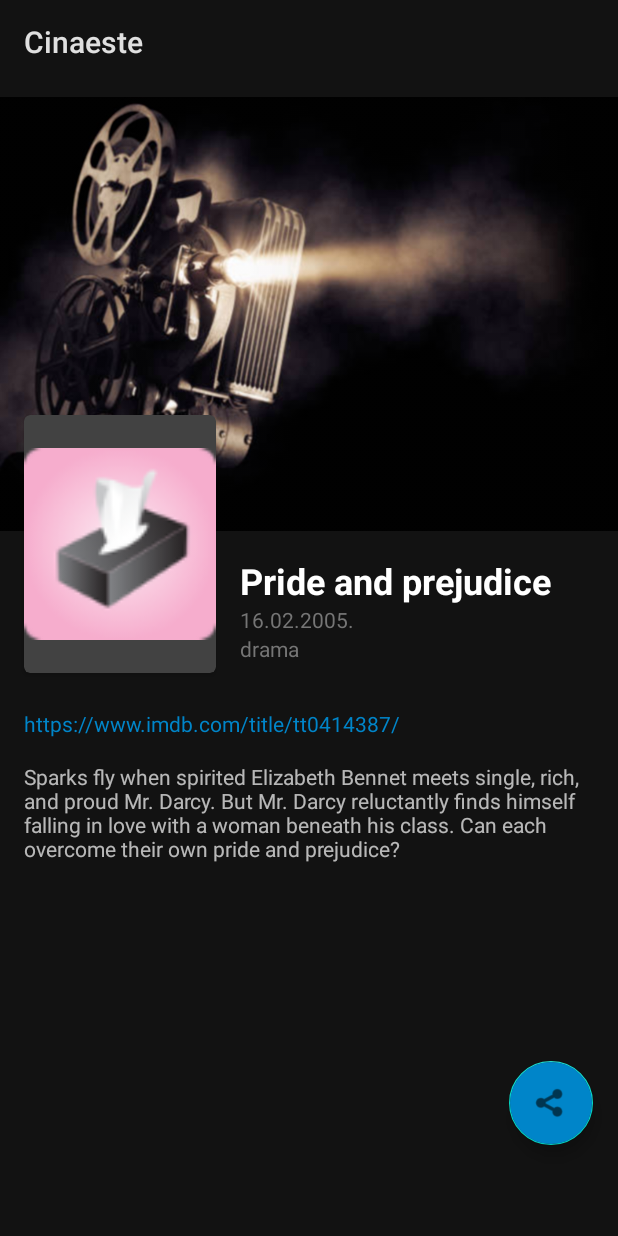
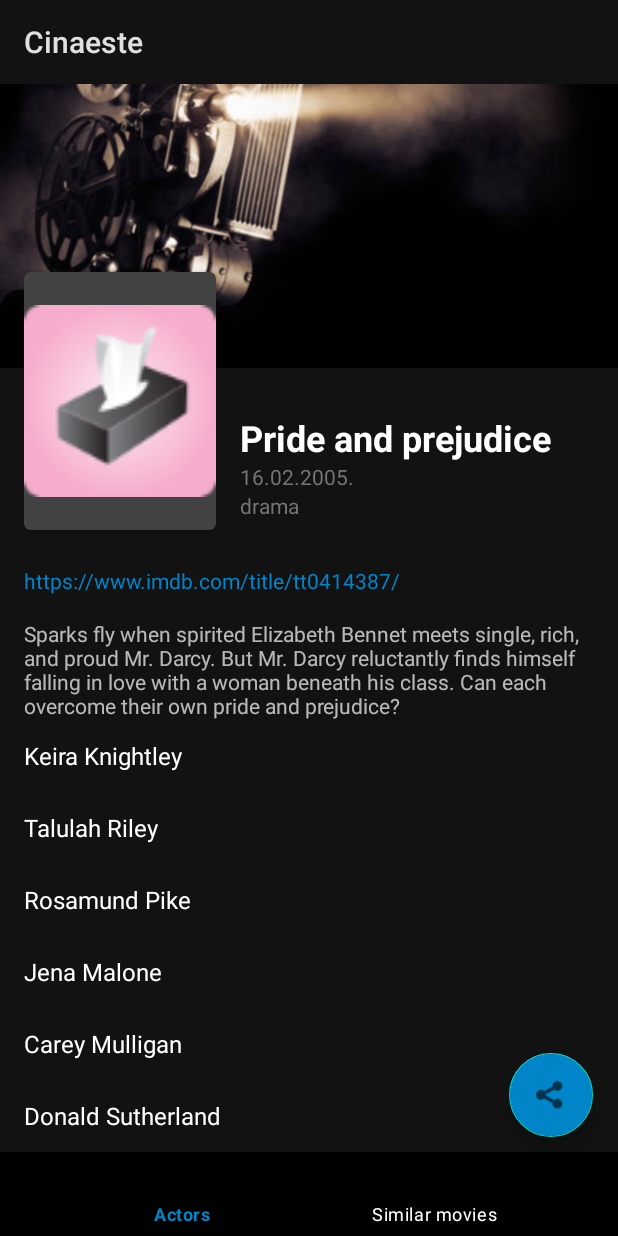
Before and after one commit to NaidaNozic/Movie-App-RMA, an Android app: the screen it shows after launch (MovieDetailActivity), after a tap on "Pride and prejudice", on a phone screen of 412 x 824 dp. Run offline under Robolectric (Android 15) with nearby library versions, the phone set to English and light mode, and no system bars.

Commit message:
ZSR uradjen

```diff
--- a/app/src/main/java/com/example/myfirstapplication/MovieDetailActivity.kt
+++ b/app/src/main/java/com/example/myfirstapplication/MovieDetailActivity.kt
@@ -8,11 +8,16 @@ import android.os.Bundle
 import android.widget.ImageView
 import android.widget.TextView
 import androidx.appcompat.app.AppCompatActivity
+import androidx.fragment.app.Fragment
 import com.example.myfirstapplication.data.Movie
+import com.example.myfirstapplication.view.*
 import com.example.myfirstapplication.viewmodel.MovieDetailViewModel
+import com.google.android.material.bottomnavigation.BottomNavigationView
 import com.google.android.material.floatingactionbutton.FloatingActionButton
+import com.google.android.material.navigation.NavigationBarView
 
 class MovieDetailActivity : AppCompatActivity() {
+    private lateinit var bottomNavigation: BottomNavigationView
     private var movieDetailViewModel = MovieDetailViewModel()
     private lateinit var movie: Movie
     private lateinit var title : TextView
@@ -23,9 +28,29 @@ class MovieDetailActivity : AppCompatActivity() {
     private lateinit var poster : ImageView
     private lateinit var shareButton: FloatingActionButton
 
+    //Listener za click
+    private val  mOnItemSelectedListener =  NavigationBarView.OnItemSelectedListener{ item ->
+        when (item.itemId) {
+            R.id.navigation_actors -> {
+                val actorsFragment = ActorsFragment(movie.title)
+                openFragment(actorsFragment)
+                return@OnItemSelectedListener true
+            }
+            R.id.navigation_similar_movies -> {
+                val similarFragment = SimilarMoviesFragment(movie.title)
+                openFragment(similarFragment)
+                return@OnItemSelectedListener true
+            }
+        }
+        false
+    }
+
     override fun onCreate(savedInstanceState: Bundle?) {
         super.onCreate(savedInstanceState)
         setContentView(R.layout.activity_movie_detail)
+
+        //navigation
+        bottomNavigation = findViewById(R.id.navigation)
 
         title = findViewById(R.id.movie_title)
         overview = findViewById(R.id.movie_overview)
@@ -33,7 +58,9 @@ class MovieDetailActivity : AppCompatActivity() {
         genre = findViewById(R.id.movie_genre)
         poster = findViewById(R.id.movie_poster)
         website = findViewById(R.id.movie_website)
-        shareButton = findViewById(R.id.shareButton)//dodano
+        shareButton = findViewById(R.id.shareButton)
+
+
         website.setOnClickListener{ //Potrebno je napraviti da se pokrene web preglednik kada se klikne na link web stranice filma
             // i da se učita navedena stranica.
             showWebsite()
@@ -51,6 +78,10 @@ class MovieDetailActivity : AppCompatActivity() {
         } else {
             finish()
         }
+
+        bottomNavigation.setOnItemSelectedListener(mOnItemSelectedListener)
+        //Defaultni fragment
+        bottomNavigation.selectedItemId= R.id.navigation_actors
     }
     private fun shareOverview(){
         val intent = Intent().apply {
@@ -101,5 +132,11 @@ class MovieDetailActivity : AppCompatActivity() {
             .getIdentifier("picture1", "drawable", context.packageName)
         poster.setImageResource(id)
     }
+    private fun openFragment(fragment: Fragment) {
+        val transaction = supportFragmentManager.beginTransaction()
+        transaction.replace(R.id.actorsSimilarMoviesFrameLayout, fragment)
+        transaction.addToBackStack(null)
+        transaction.commit()
+    }
 
 }
--- /dev/null
+++ b/app/src/main/java/com/example/myfirstapplication/data/ActorsRepository.kt
@@ -0,0 +1,10 @@
+package com.example.myfirstapplication.data
+
+object ActorsRepository {
+    fun getActors():Map<String,List<String>>{
+        return actors()
+    }
+    fun getSimilarMovies():Map<String,List<String>>{
+        return similarMovies()
+    }
+}
--- a/app/src/main/java/com/example/myfirstapplication/data/MovieStaticData.kt
+++ b/app/src/main/java/com/example/myfirstapplication/data/MovieStaticData.kt
@@ -57,3 +57,18 @@ fun recentMovies(): List<Movie> {
             "family")
     )
 }
+fun actors():Map<String,List<String>>{
+    return mapOf("Pride and prejudice" to listOf("Keira Knightley","Talulah Riley","Rosamund Pike","Jena Malone","Carey Mulligan","Donald Sutherland"),
+                 "Pulp Fiction" to listOf("Tim Roth","Amanda Plummer","Laura Lovelace","John Travolta","Samuel L. Jackson","Phil LaMarr"),
+                 "The Lord of the Rings" to listOf("Alan Howard","Noel Appleby","Sean Astin","Sala Baker","Sean Bean","Cate Blanchett"),
+                 "Serenity" to listOf("Nathan Fillion","Gina Torres","Alan Tudyk","Morena Baccarin","Adam Baldwin","Jewel Staite"),
+                 "Shaun of the Dead" to listOf("Simon Pegg","Kate Ashfield","Nick Frost","Lucy Davis","Dylan Moran"),
+                 "Watchmen" to listOf("Malin Akerman", "Billy Crudup","Matthew Goode","Jackie Earle Haley")
+    )
+}
+fun similarMovies():Map<String,List<String>>{
+    return mapOf("Pride and prejudice" to listOf("Emma","Sense and Sensibility","Love & Friendship","Mansfield Park"),
+                  "Pulp Fiction" to listOf("The Killing","From Dusk till Dawn","Get Shorty"),
+                  "The Lord of the Rings" to listOf("The Chronicles of Narnia Series","King Arthur: Legend of the Sword","The Monkey King Series","Harry Potter Series"),
+                  "Serenity" to listOf("Firefly","The Fifth Element","Farscape","Riddick"))
+}
--- /dev/null
+++ b/app/src/main/java/com/example/myfirstapplication/view/ActorsFragment.kt
@@ -0,0 +1,25 @@
+package com.example.myfirstapplication.view
+
+import android.os.Bundle
+import android.view.LayoutInflater
+import android.view.View
+import android.view.ViewGroup
+import androidx.fragment.app.Fragment
+import androidx.recyclerview.widget.LinearLayoutManager
+import androidx.recyclerview.widget.RecyclerView
+import com.example.myfirstapplication.R
+import com.example.myfirstapplication.viewmodel.MovieDetailViewModel
+
+class ActorsFragment(name: String): Fragment() {
+    private lateinit var actors: RecyclerView
+    private var movieDetailViewModel = MovieDetailViewModel()
+    private var movieTitle: String=name
+
+    override fun onCreateView(inflater: LayoutInflater, container: ViewGroup?, savedInstanceState: Bundle?): View? {
+        var view = inflater.inflate(R.layout.actors_fragment, container, false)
+        actors = view.findViewById(R.id.actorsRecyclerView)
+        actors.layoutManager =  LinearLayoutManager(activity)
+        actors.adapter=StringAdapter(movieDetailViewModel.getActorsByMovie(movieTitle))
+        return view;
+    }
+}
--- /dev/null
+++ b/app/src/main/java/com/example/myfirstapplication/view/SimilarMoviesFragment.kt
@@ -0,0 +1,25 @@
+package com.example.myfirstapplication.view
+
+import android.os.Bundle
+import android.view.LayoutInflater
+import android.view.View
+import android.view.ViewGroup
+import androidx.fragment.app.Fragment
+import androidx.recyclerview.widget.LinearLayoutManager
+import androidx.recyclerview.widget.RecyclerView
+import com.example.myfirstapplication.R
+import com.example.myfirstapplication.viewmodel.MovieDetailViewModel
+
+class SimilarMoviesFragment(name:String): Fragment() {
+    private lateinit var similarMovies: RecyclerView
+    private var movieDetailViewModel = MovieDetailViewModel()
+    private var movieTitle: String=name
+
+    override fun onCreateView(inflater: LayoutInflater, container: ViewGroup?, savedInstanceState: Bundle?): View? {
+        var view = inflater.inflate(R.layout.similar_movies_fragment, container, false)
+        similarMovies = view.findViewById(R.id.similarRecyclerView)
+        similarMovies.layoutManager =  LinearLayoutManager(activity)
+        similarMovies.adapter=StringAdapter(movieDetailViewModel.getSimilarByMovie(movieTitle))
+        return view;
+    }
+}
--- /dev/null
+++ b/app/src/main/java/com/example/myfirstapplication/view/StringAdapter.kt
@@ -0,0 +1,30 @@
+package com.example.myfirstapplication.view
+
+import android.view.LayoutInflater
+import android.view.View
+import android.view.ViewGroup
+import android.widget.TextView
+import androidx.recyclerview.widget.RecyclerView
+
+
+class StringAdapter(lista: List<String>) : RecyclerView.Adapter<StringAdapter.SimpleViewHolder>() {
+
+    var lista = lista
+
+    inner class SimpleViewHolder(itemView: View) : RecyclerView.ViewHolder(itemView) {
+        val textElement = itemView.findViewById<TextView>(android.R.id.text1)
+    }
+
+    override fun onCreateViewHolder(parent: ViewGroup, viewType: Int): SimpleViewHolder {
+        val view = LayoutInflater.from(parent.context).inflate(android.R.layout.simple_list_item_1, parent, false)
+        return SimpleViewHolder(view)
+    }
+
+    override fun getItemCount(): Int {
+        return lista.size
+    }
+
+    override fun onBindViewHolder(holder: SimpleViewHolder, position: Int) {
+        holder.textElement.text=lista[position]
+    }
+}
--- a/app/src/main/java/com/example/myfirstapplication/viewmodel/MovieDetailViewModel.kt
+++ b/app/src/main/java/com/example/myfirstapplication/viewmodel/MovieDetailViewModel.kt
@@ -1,6 +1,7 @@
 package com.example.myfirstapplication.viewmodel
 
 
+import com.example.myfirstapplication.data.ActorsRepository
 import com.example.myfirstapplication.data.Movie
 import com.example.myfirstapplication.data.MovieRepository
 
@@ -16,4 +17,12 @@ class MovieDetailViewModel {
         //ako film ne postoji vratimo testni
         return movie ?: Movie(0, "Test", "Test", "Test", "Test", "Test")
     }
+    fun getActorsByMovie(name:String):List<String>{
+        var actors: Map<String,List<String>> = ActorsRepository.getActors()
+        return actors?.get(name)?: emptyList()
+    }
+    fun getSimilarByMovie(name:String):List<String>{
+        var similar:Map<String,List<String>> = ActorsRepository.getSimilarMovies()
+        return similar?.get(name)?: emptyList()
+    }
 }
--- a/app/src/main/res/layout/activity_movie_detail.xml
+++ b/app/src/main/res/layout/activity_movie_detail.xml
@@ -1,11 +1,20 @@
 <?xml version="1.0" encoding="utf-8"?>
-<androidx.core.widget.NestedScrollView
+<androidx.constraintlayout.widget.ConstraintLayout
     xmlns:android="http://schemas.android.com/apk/res/android"
     xmlns:app="http://schemas.android.com/apk/res-auto"
     xmlns:tools="http://schemas.android.com/tools"
     android:layout_width="match_parent"
-    android:layout_height="match_parent"
+    android:layout_height="match_parent">
+
+<androidx.core.widget.NestedScrollView
+    android:layout_width="match_parent"
+    android:layout_height="0dp"
+    app:layout_constraintTop_toTopOf="parent"
+    app:layout_constraintBottom_toTopOf="@id/navigation"
+    app:layout_constraintStart_toStartOf="parent"
+    app:layout_constraintEnd_toEndOf="parent"
     android:fillViewport="true">
+
     <androidx.constraintlayout.widget.ConstraintLayout
         android:layout_width="match_parent"
         android:layout_height="wrap_content">
@@ -95,6 +104,19 @@
             app:layout_constraintStart_toStartOf="parent"
             app:layout_constraintTop_toBottomOf="@+id/movie_poster_title_barrier"
             tools:textSize="16sp" />
+
+
+        <FrameLayout
+            android:id="@+id/actorsSimilarMoviesFrameLayout"
+            android:layout_width="match_parent"
+            android:layout_height="wrap_content"
+            app:layout_constraintTop_toBottomOf="@id/movie_overview"
+            app:layout_constraintEnd_toEndOf="parent"
+            app:layout_constraintStart_toStartOf="parent"
+            ></FrameLayout>
+    </androidx.constraintlayout.widget.ConstraintLayout>
+</androidx.core.widget.NestedScrollView>
+
    <com.google.android.material.floatingactionbutton.FloatingActionButton
       android:id="@+id/shareButton"
       android:layout_width="wrap_content"
@@ -109,6 +131,21 @@
       app:layout_constraintEnd_toEndOf="parent"
       app:layout_constraintHorizontal_bias="0.0"
       app:layout_constraintStart_toStartOf="parent"
-            app:layout_constraintTop_toBottomOf="@+id/movie_overview" />
+      app:layout_constraintBottom_toTopOf="@id/navigation"
+      android:layout_marginBottom="10dp" />
+
+    <com.google.android.material.bottomnavigation.BottomNavigationView
+        android:id="@+id/navigation"
+        android:layout_width="0dp"
+        android:layout_height="wrap_content"
+        app:itemBackground="@color/primaryDarkColor"
+        android:background="@color/primaryDarkColor"
+        app:itemIconTint="@color/navigation_selected"
+        app:itemTextColor="@color/navigation_selected"
+        app:layout_constraintBottom_toBottomOf="parent"
+        app:layout_constraintEnd_toEndOf="parent"
+        app:layout_constraintStart_toStartOf="parent"
+        app:layout_constraintTop_toTopOf="parent"
+        app:layout_constraintVertical_bias="1.0"
+        app:menu="@menu/actors_similar_movies" />
 </androidx.constraintlayout.widget.ConstraintLayout>
-</androidx.core.widget.NestedScrollView>
--- /dev/null
+++ b/app/src/main/res/layout/actors_fragment.xml
@@ -0,0 +1,18 @@
+<?xml version="1.0" encoding="utf-8"?>
+<androidx.constraintlayout.widget.ConstraintLayout
+    xmlns:android="http://schemas.android.com/apk/res/android"
+    xmlns:app="http://schemas.android.com/apk/res-auto"
+    android:layout_width="match_parent"
+    android:layout_height="match_parent">
+
+    <androidx.recyclerview.widget.RecyclerView
+        android:id="@+id/actorsRecyclerView"
+        android:layout_width="match_parent"
+        android:layout_height="match_parent"
+        app:layout_constraintBottom_toBottomOf="parent"
+        app:layout_constraintEnd_toEndOf="parent"
+        app:layout_constraintStart_toStartOf="parent"
+        app:layout_constraintTop_toTopOf="parent">
+    </androidx.recyclerview.widget.RecyclerView>
+
+</androidx.constraintlayout.widget.ConstraintLayout>
--- a/app/src/main/res/layout/favorites_fragment.xml
+++ b/app/src/main/res/layout/favorites_fragment.xml
@@ -2,7 +2,6 @@
 <androidx.constraintlayout.widget.ConstraintLayout
     xmlns:android="http://schemas.android.com/apk/res/android"
     xmlns:app="http://schemas.android.com/apk/res-auto"
-    xmlns:tools="http://schemas.android.com/tools"
     android:layout_width="match_parent"
     android:layout_height="match_parent">
     <TextView
--- /dev/null
+++ b/app/src/main/res/layout/similar_movies_fragment.xml
@@ -0,0 +1,18 @@
+<?xml version="1.0" encoding="utf-8"?>
+<androidx.constraintlayout.widget.ConstraintLayout
+    xmlns:android="http://schemas.android.com/apk/res/android"
+    xmlns:app="http://schemas.android.com/apk/res-auto"
+    android:layout_width="match_parent"
+    android:layout_height="match_parent">
+
+    <androidx.recyclerview.widget.RecyclerView
+        android:id="@+id/similarRecyclerView"
+        android:layout_width="match_parent"
+        android:layout_height="match_parent"
+        app:layout_constraintBottom_toBottomOf="parent"
+        app:layout_constraintEnd_toEndOf="parent"
+        app:layout_constraintStart_toStartOf="parent"
+        app:layout_constraintTop_toTopOf="parent">
+    </androidx.recyclerview.widget.RecyclerView>
+
+</androidx.constraintlayout.widget.ConstraintLayout>
--- /dev/null
+++ b/app/src/main/res/menu/actors_similar_movies.xml
@@ -0,0 +1,10 @@
+<?xml version="1.0" encoding="utf-8"?>
+<menu xmlns:android="http://schemas.android.com/apk/res/android">
+    <item
+        android:id="@+id/navigation_actors"
+        android:title="Actors"/>
+    <item
+        android:id="@+id/navigation_similar_movies"
+        android:title="Similar movies"/>
+
+</menu>
```
Lines whose indentation alone changed are shown as unchanged.
